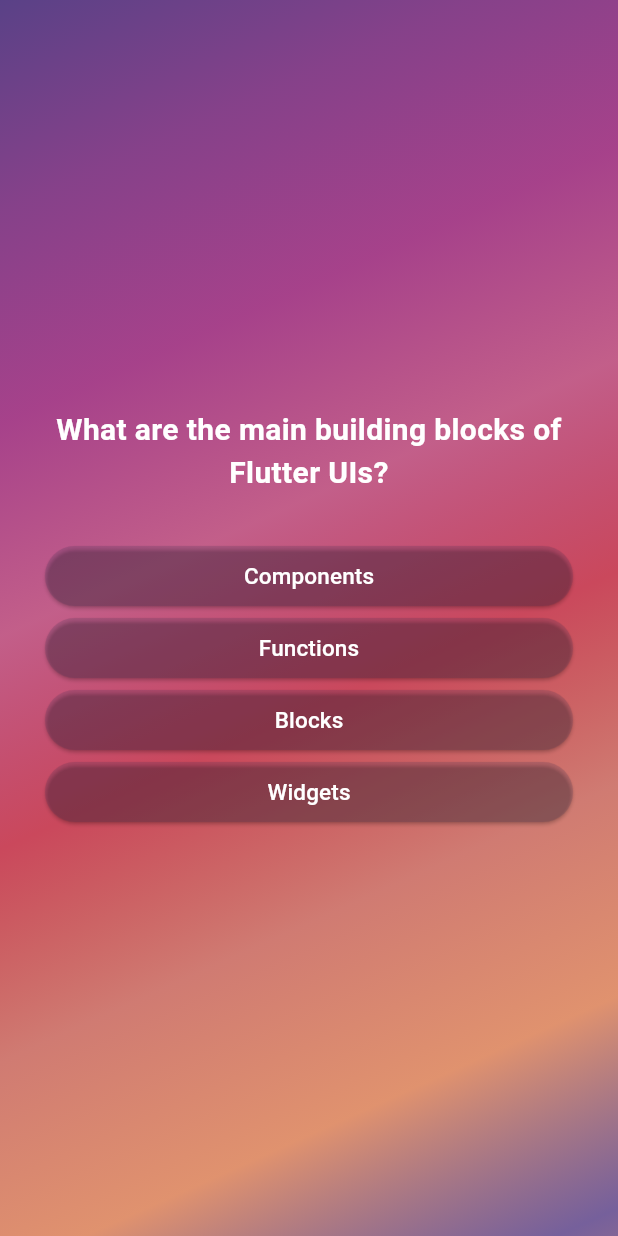
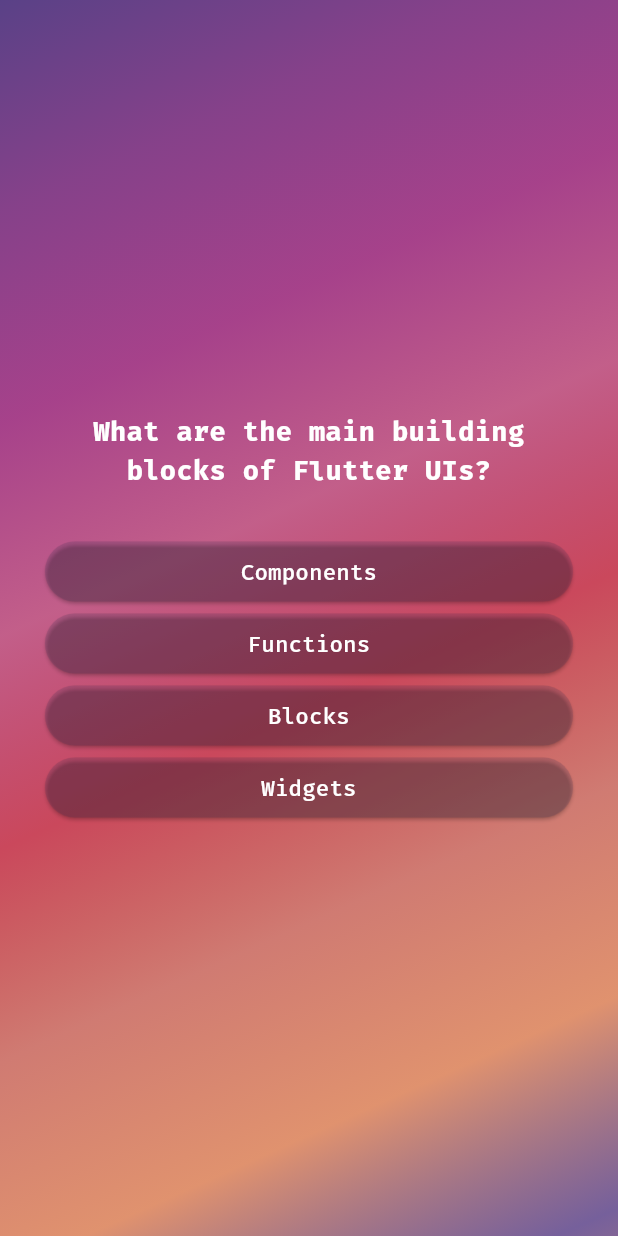
Before and after one commit to Nevelin-W/quiz_app, a Flutter app: the screen it shows after launch, after a tap on "Start Quiz", on a phone screen of 412 x 824 dp. Run offline on Flutter 3.47's test engine with Material 3 defaults, Android fonts, the phone set to English and light mode, and no system bars; our stand-ins replace google_fonts.

Commit message:
pub upgrade, visual formatting for all text

```diff
--- a/quiz_app/lib/answer_button.dart
+++ b/quiz_app/lib/answer_button.dart
@@ -1,4 +1,5 @@
 import 'package:flutter/material.dart';
+import 'package:google_fonts/google_fonts.dart';
 
 class AnswerButton extends StatelessWidget {
   const AnswerButton({
@@ -18,12 +19,16 @@ class AnswerButton extends StatelessWidget {
         backgroundColor: const Color.fromARGB(43, 65, 51, 94),
         foregroundColor: Colors.white,
       ),
-      child: Text(
-        answerText,
-        style: const TextStyle(
+      child: Text(answerText,
+          textAlign: TextAlign.center,
+          style: GoogleFonts.firaCode(
+            color: const Color.fromARGB(255, 255, 255, 255),
+            fontSize: 15,
+          )
+          /* const TextStyle(
           fontSize: 15,
-        ),
-      ),
+        ), */
+          ),
     );
   }
 }
--- a/quiz_app/lib/question_screen.dart
+++ b/quiz_app/lib/question_screen.dart
@@ -1,6 +1,7 @@
 import 'package:flutter/material.dart';
 import 'package:quiz_app/answer_button.dart';
 import 'package:quiz_app/data/questions.dart';
+import 'package:google_fonts/google_fonts.dart';
 
 class QuestionScreen extends StatefulWidget {
   const QuestionScreen({super.key});
@@ -34,15 +35,19 @@ class _QuestionScreenState extends State<QuestionScreen> {
           crossAxisAlignment: CrossAxisAlignment.stretch,
           mainAxisAlignment: MainAxisAlignment.center,
           children: [
-            Text(
-              currentQuestion.text,
-              textAlign: TextAlign.center,
-              style: const TextStyle(
+            Text(currentQuestion.text,
+                textAlign: TextAlign.center,
+                style: GoogleFonts.firaCode(
+                  color: const Color.fromARGB(255, 255, 255, 255),
+                  fontSize: 18,
+                  fontWeight: FontWeight.bold,
+                )
+                /* const TextStyle(
                 color: Colors.white,
                 fontSize: 20,
                 fontWeight: FontWeight.bold,
-              ),
-            ),
+              ), */
+                ),
             const SizedBox(
               height: 30,
             ),
--- a/quiz_app/lib/start_quiz_screen.dart
+++ b/quiz_app/lib/start_quiz_screen.dart
@@ -1,4 +1,5 @@
 import 'package:flutter/material.dart';
+import 'package:google_fonts/google_fonts.dart';
 
 class StartQuizScreen extends StatelessWidget {
   const StartQuizScreen(this.startQuiz, {super.key});
@@ -23,14 +24,18 @@ class StartQuizScreen extends StatelessWidget {
           width: 280,
         ),
         const SizedBox(height: 65),
-        const Text(
-          'Learn Flutter the fun way!',
-          style: TextStyle(
+        Text('Learn Flutter the fun way!',
+            style: GoogleFonts.firaCode(
+              color: const Color.fromARGB(255, 255, 255, 255),
+              fontSize: 25,
+              fontWeight: FontWeight.bold,
+            )
+            /* TextStyle(
             color: Colors.white,
             fontSize: 25,
             fontWeight: FontWeight.bold,
-          ),
-        ),
+          ), */
+            ),
         const SizedBox(height: 20),
         OutlinedButton.icon(
           onPressed: startQuiz,
@@ -38,14 +43,18 @@ class StartQuizScreen extends StatelessWidget {
             Icons.play_arrow,
             color: Color.fromARGB(156, 31, 0, 92),
           ),
-          label: const Text(
-            'Start Quiz',
-            style: TextStyle(
+          label: Text('Start Quiz',
+              style: GoogleFonts.firaCode(
+                color: const Color.fromARGB(255, 255, 255, 255),
+                fontSize: 15,
+                fontWeight: FontWeight.bold,
+              )
+              /* TextStyle(
               color: Colors.white,
               fontSize: 15,
               fontWeight: FontWeight.bold,
-            ),
-          ),
+            ), */
+              ),
         ),
       ],
     );
--- a/quiz_app/pubspec.yaml
+++ b/quiz_app/pubspec.yaml
@@ -35,6 +35,7 @@ dependencies:
   # The following adds the Cupertino Icons font to your application.
   # Use with the CupertinoIcons class for iOS style icons.
   cupertino_icons: ^1.0.6
+  google_fonts: ^6.2.1
 
 dev_dependencies:
   flutter_test:
@@ -45,7 +46,7 @@ dev_dependencies:
   # activated in the `analysis_options.yaml` file located at the root of your
   # package. See that file for information about deactivating specific lint
   # rules and activating additional ones.
-  flutter_lints: ^3.0.0
+  flutter_lints: ^4.0.0
 
 # For information on the generic Dart part of this file, see the
 # following page: https://dart.dev/tools/pub/pubspec
```
Also changed, not shown: quiz_app/pubspec.lock, 1 other file.
